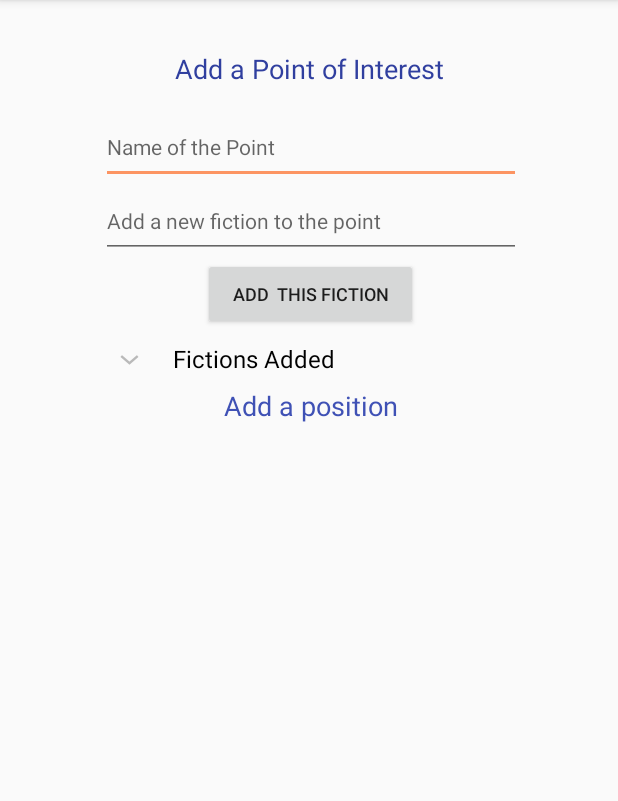
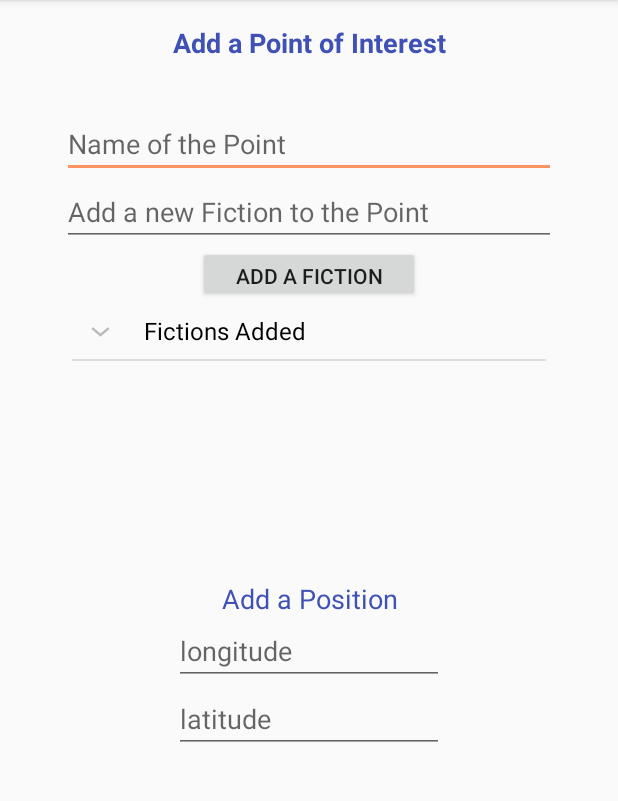
Before and after one commit to codeofmochi/Fiktion, an Android app: the AddPOIActivity screen opened directly, with no data from a screen before it, on a phone screen of 412 x 824 dp, the part 84-885 px from its top. Run offline under Robolectric (Android 15) with nearby library versions, the phone set to English and light mode, and no system bars.

Commit message:
Fix scroll and restructure layout hierarchy in add_poi

```diff
--- a/app/src/main/java/ch/epfl/sweng/fiktion/views/AddPOIActivity.java
+++ b/app/src/main/java/ch/epfl/sweng/fiktion/views/AddPOIActivity.java
@@ -23,7 +23,7 @@ public class AddPOIActivity extends AppCompatActivity {
         super.onCreate(savedInstanceState);
         setContentView(R.layout.activity_add_poi);
 
-        listView = (ExpandableListView)findViewById(R.id.poi_added_fictions);
+        listView = (ExpandableListView)findViewById(R.id.add_poi_added_fictions);
         initData();
         fIListAdapter = new FictionInputExpandableListAdapter(this,listDataHeader,listHash);
         listView.setAdapter(fIListAdapter);
--- a/app/src/main/res/layout/activity_add_poi.xml
+++ b/app/src/main/res/layout/activity_add_poi.xml
@@ -1,86 +1,118 @@
 <?xml version="1.0" encoding="utf-8"?>
-<ScrollView xmlns:android="http://schemas.android.com/apk/res/android"
+<android.support.constraint.ConstraintLayout
+    android:id="@+id/add_poi_main_constraint"
+    android:orientation="vertical"
+    xmlns:android="http://schemas.android.com/apk/res/android"
     xmlns:app="http://schemas.android.com/apk/res-auto"
     xmlns:tools="http://schemas.android.com/tools"
     android:layout_width="match_parent"
-    android:layout_height="match_parent">
+    android:layout_height="match_parent"
+    tools:context="ch.epfl.sweng.fiktion.views.AddPOIActivity">
+
+    <ScrollView
+        android:id="@+id/add_poi_scroll"
+        android:layout_width="0dp"
+        android:layout_height="wrap_content"
+        android:layout_marginTop="8dp"
+        app:layout_constraintTop_toTopOf="parent"
+        android:layout_marginRight="8dp"
+        app:layout_constraintRight_toRightOf="parent"
+        android:layout_marginLeft="8dp"
+        app:layout_constraintLeft_toLeftOf="parent">
 
         <android.support.constraint.ConstraintLayout xmlns:android="http://schemas.android.com/apk/res/android"
             xmlns:app="http://schemas.android.com/apk/res-auto"
             xmlns:tools="http://schemas.android.com/tools"
+            android:id="@+id/add_poi_scroll_constraint"
+            android:layout_width="match_parent"
+            android:layout_height="wrap_content">
+
+            <LinearLayout
+                android:id="@+id/add_poi_linearlayout"
+                android:layout_width="0dp"
+                android:layout_height="wrap_content"
+                android:layout_marginBottom="20dp"
+                android:layout_marginLeft="8dp"
+                android:layout_marginRight="8dp"
+                android:gravity="center_horizontal"
+                android:orientation="vertical"
+                android:paddingLeft="25dp"
+                android:paddingRight="25dp"
+                android:paddingTop="8dp"
+                android:weightSum="1"
+                app:layout_constraintBottom_toBottomOf="parent"
+                app:layout_constraintHorizontal_bias="0.0"
+                app:layout_constraintLeft_toLeftOf="parent"
+                app:layout_constraintRight_toRightOf="parent">
+
+                <TextView
+                    android:id="@+id/add_poi_title"
+                    android:layout_width="316dp"
+                    android:layout_height="32dp"
+                    android:text="Add a Point of Interest"
+                    android:textAlignment="center"
+                    android:textColor="@color/colorPrimary"
+                    android:textSize="18sp"
+                    android:textStyle="bold" />
+
+                <Space
+                    android:layout_width="match_parent"
+                    android:layout_height="25dp" />
+
+                <EditText
+                    android:id="@+id/add_poi_name"
                     android:layout_width="match_parent"
                     android:layout_height="wrap_content"
-        tools:context="ch.epfl.sweng.fiktion.views.AddPOIActivity">
+                    android:ems="10"
+                    android:hint="Name of the Point"
+                    android:inputType="textPersonName" />
 
+                <EditText
+                    android:id="@+id/add_poi_fiction"
+                    android:layout_width="match_parent"
+                    android:layout_height="wrap_content"
+                    android:ems="10"
+                    android:hint="Add a new Fiction to the Point"
+                    android:inputType="textPersonName" />
+
+                <Button
+                    android:id="@+id/add_poi_button"
+                    android:layout_width="148dp"
+                    android:layout_height="37dp"
+                    android:text="Add a Fiction" />
+
+                <ExpandableListView
+                    android:id="@+id/add_poi_added_fictions"
+                    android:layout_width="316dp"
+                    android:layout_height="175dp" />
 
                 <TextView
-            android:id="@+id/addpoi_title"
-            android:layout_width="206dp"
-            android:layout_height="24dp"
-            android:layout_marginTop="33dp"
-            android:text="Add a Point of Interest"
-            android:textAlignment="center"
-            android:textColor="@color/colorPrimaryDark"
-            android:textSize="18sp"
-            app:layout_constraintLeft_toLeftOf="parent"
-            app:layout_constraintRight_toRightOf="parent"
-            app:layout_constraintTop_toTopOf="parent" />
-
-        <LinearLayout
-            android:layout_width="280dp"
-            android:layout_height="433dp"
-            android:layout_marginBottom="0dp"
-            android:gravity="center_horizontal"
-            android:orientation="vertical"
-            app:layout_constraintBottom_toBottomOf="parent"
-            app:layout_constraintHorizontal_bias="0.508"
-            app:layout_constraintLeft_toLeftOf="parent"
-            app:layout_constraintRight_toRightOf="parent"
-            app:layout_constraintVertical_bias="0.0"
-            android:layout_marginTop="16dp"
-            app:layout_constraintTop_toBottomOf="@+id/addpoi_title">
-
-            <EditText
-                android:id="@+id/poi_name"
-                android:layout_width="match_parent"
-                android:layout_height="49dp"
-                android:ems="10"
-                android:hint="Name of the Point"
-                android:inputType="textPersonName"
-                android:textAlignment="textStart"
-                android:textSize="14sp" />
-
-            <EditText
-                android:id="@+id/poi_fiction"
-                android:layout_width="match_parent"
-                android:layout_height="49dp"
-                android:ems="10"
-                android:hint="Add a new fiction to the point"
-                android:inputType="textPersonName"
-                android:textAlignment="textStart"
-                android:textSize="14sp" />
-
-            <Button
-                android:id="@+id/poi_add_fiction_button"
-                android:layout_width="143dp"
-                android:layout_height="wrap_content"
-                android:text="Add  this fiction"
-                android:textAlignment="center"
-                android:textSize="12sp" />
-
-            <ExpandableListView
-                android:id="@+id/poi_added_fictions"
-                android:layout_width="match_parent"
-                android:layout_height="wrap_content" />
-
-            <TextView
+                    android:id="@+id/add_poi_position_title"
                     android:layout_width="match_parent"
                     android:layout_height="wrap_content"
-                android:text="Add a position"
+                    android:paddingTop="10dp"
+                    android:text="Add a Position"
                     android:textAlignment="center"
                     android:textColor="@color/colorPrimary"
                     android:textSize="18sp" />
 
+                <EditText
+                    android:id="@+id/add_poi_longitude"
+                    android:layout_width="180dp"
+                    android:layout_height="wrap_content"
+                    android:ems="10"
+                    android:hint="longitude"
+                    android:inputType="textPersonName" />
+
+                <EditText
+                    android:id="@+id/add_poi_latitude"
+                    android:layout_width="180dp"
+                    android:layout_height="wrap_content"
+                    android:ems="10"
+                    android:hint="latitude"
+                    android:inputType="textPersonName" />
+
             </LinearLayout>
         </android.support.constraint.ConstraintLayout>
     </ScrollView>
+</android.support.constraint.ConstraintLayout>
```
Lines whose indentation alone changed are shown as unchanged.
